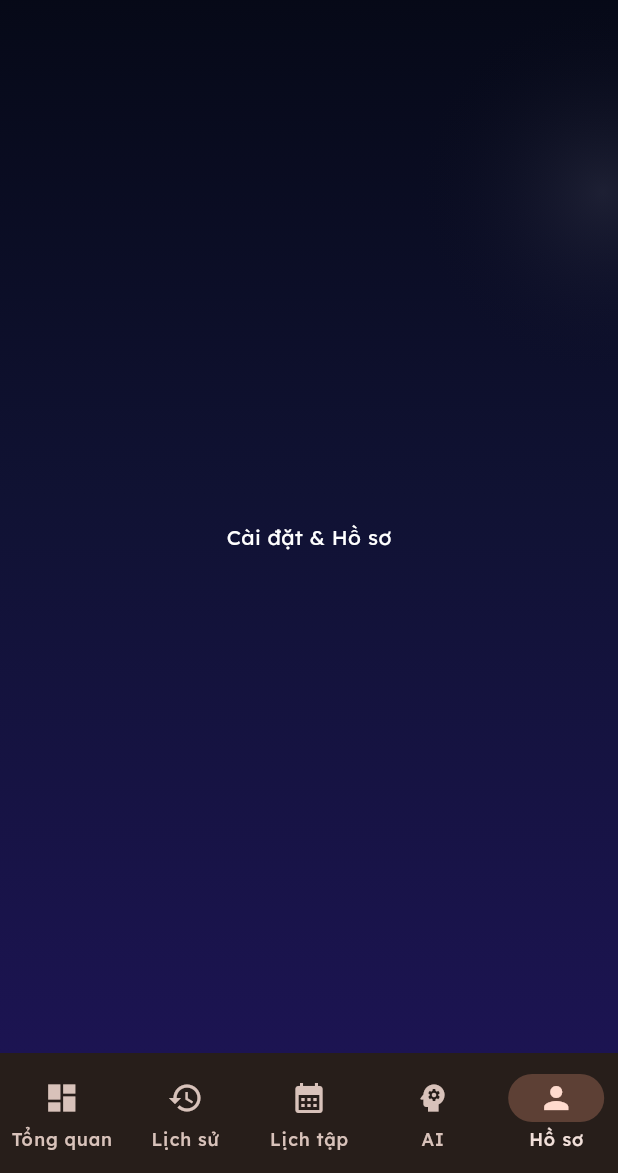
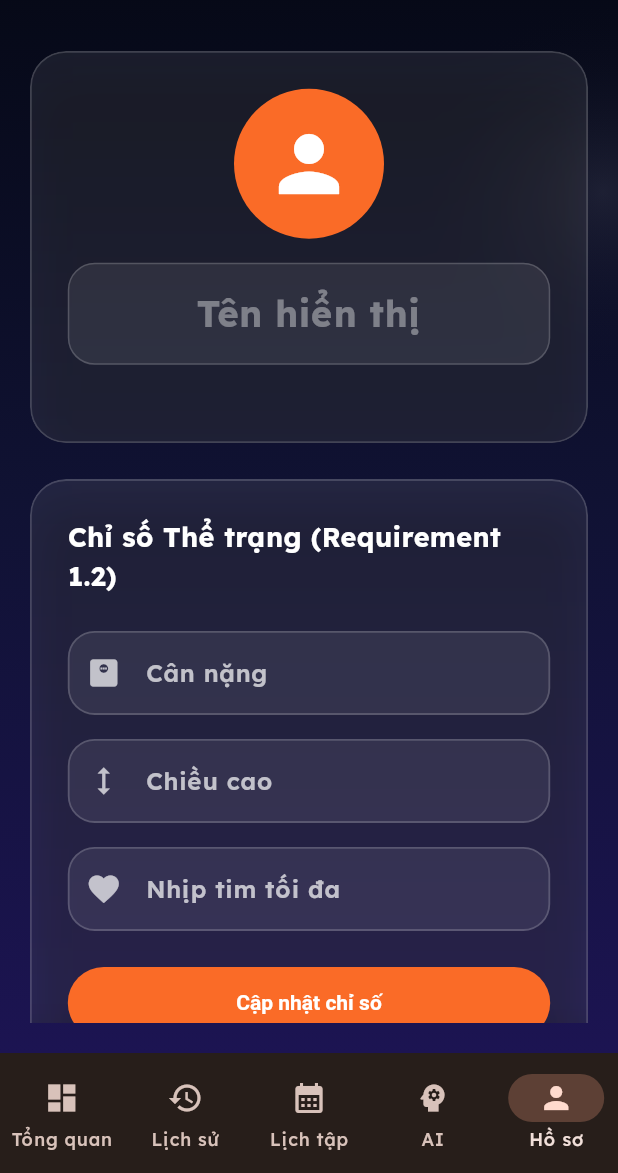
Before and after one commit to k4spi4n/runny-ai, a Flutter app: the DashboardPage screen opened directly, item 5 of the bottom bar chosen, on a phone screen of 412 x 824 dp, the part 63-1236 px from its top. Run offline on Flutter 3.47's test engine with Material 3 defaults, Android fonts, the phone set to English and light mode, and no system bars; our stand-ins replace file_picker, fl_chart, flutter_dotenv, google_fonts, google_generative_ai, supabase_flutter; missing offline and left inert: fit_tool, gpx; accounts and stored records are empty.

Commit message:
ProfilePage + Strava Garmin service (dummy)

```diff
--- a/apps/runny_app/lib/pages/dashboard_page.dart
+++ b/apps/runny_app/lib/pages/dashboard_page.dart
@@ -4,6 +4,7 @@ import 'training_plan_page.dart';
 import 'ai_coach_page.dart';
 import 'import_activity_page.dart';
 import 'activity_details_page.dart';
+import 'profile_page.dart';
 import '../widgets/ui_components.dart';
 import '../models/workout_models.dart';
 import 'package:intl/intl.dart';
@@ -28,7 +29,7 @@ class _DashboardPageState extends State<DashboardPage> {
       const Center(child: Text('Lịch sử chạy bộ', style: TextStyle(color: Colors.white))),
       const TrainingPlanPage(),
       const AICoachPage(),
-      const Center(child: Text('Cài đặt & Hồ sơ', style: TextStyle(color: Colors.white))),
+      const ProfilePage(),
     ];
   }
 
--- a/apps/runny_app/lib/pages/onboarding_page.dart
+++ b/apps/runny_app/lib/pages/onboarding_page.dart
@@ -67,6 +67,7 @@ class _OnboardingPageState extends State<OnboardingPage> {
 
       await _supabase.from('profiles').update({
         'weight_kg': weight,
+        'height_cm': height,
         'bmi': double.parse(bmi.toStringAsFixed(2)),
         'max_hr': maxHr,
         'has_completed_onboarding': true,
--- /dev/null
+++ b/apps/runny_app/lib/pages/profile_page.dart
@@ -0,0 +1,318 @@
+import 'package:flutter/material.dart';
+import 'package:supabase_flutter/supabase_flutter.dart';
+import '../widgets/ui_components.dart';
+import '../services/integration_service.dart';
+
+class ProfilePage extends StatefulWidget {
+  const ProfilePage({super.key});
+
+  @override
+  State<ProfilePage> createState() => _ProfilePageState();
+}
+
+class _ProfilePageState extends State<ProfilePage> {
+  final _supabase = Supabase.instance.client;
+  final _integrationService = IntegrationService();
+  bool _isLoading = true;
+  bool _isSaving = false;
+
+  final _weightController = TextEditingController();
+  final _heightController = TextEditingController();
+  final _maxHrController = TextEditingController();
+  final _displayNameController = TextEditingController();
+
+  String? _stravaId;
+  String? _garminId;
+
+  @override
+  void initState() {
+    super.initState();
+    _loadProfile();
+  }
+
+  @override
+  void dispose() {
+    _weightController.dispose();
+    _heightController.dispose();
+    _maxHrController.dispose();
+    _displayNameController.dispose();
+    super.dispose();
+  }
+
+  Future<void> _loadProfile() async {
+    setState(() => _isLoading = true);
+    try {
+      final user = _supabase.auth.currentUser;
+      if (user == null) return;
+
+      final data = await _supabase
+          .from('profiles')
+          .select()
+          .eq('id', user.id)
+          .single();
+
+      setState(() {
+        _displayNameController.text = data['display_name'] ?? '';
+        _weightController.text = (data['weight_kg'] ?? '').toString();
+        _heightController.text = (data['height_cm'] ?? '').toString();
+        _maxHrController.text = (data['max_hr'] ?? '').toString();
+        _stravaId = data['strava_id'];
+        _garminId = data['garmin_id'];
+      });
+    } catch (e) {
+      if (mounted) {
+        ScaffoldMessenger.of(context).showSnackBar(
+          SnackBar(content: Text('Lỗi khi tải hồ sơ: $e')),
+        );
+      }
+    } finally {
+      if (mounted) setState(() => _isLoading = false);
+    }
+  }
+
+  Future<void> _saveProfile() async {
+    setState(() => _isSaving = true);
+    try {
+      final user = _supabase.auth.currentUser;
+      if (user == null) return;
+
+      final weight = double.tryParse(_weightController.text);
+      final height = double.tryParse(_heightController.text);
+      final maxHr = int.tryParse(_maxHrController.text);
+
+      double? bmi;
+      if (weight != null && height != null && height > 0) {
+        final heightInM = height / 100;
+        bmi = double.parse((weight / (heightInM * heightInM)).toStringAsFixed(2));
+      }
+
+      await _supabase.from('profiles').update({
+        'display_name': _displayNameController.text.trim(),
+        'weight_kg': weight,
+        'height_cm': height,
+        'max_hr': maxHr,
+        'bmi': bmi,
+      }).eq('id', user.id);
+
+      if (mounted) {
+        ScaffoldMessenger.of(context).showSnackBar(
+          const SnackBar(content: Text('Đã cập nhật hồ sơ thành công!')),
+        );
+      }
+    } catch (e) {
+      if (mounted) {
+        ScaffoldMessenger.of(context).showSnackBar(
+          SnackBar(content: Text('Lỗi khi cập nhật: $e')),
+        );
+      }
+    } finally {
+      if (mounted) setState(() => _isSaving = false);
+    }
+  }
+
+  Future<void> _connectStrava() async {
+    try {
+      if (_stravaId != null) {
+        await _integrationService.disconnectStrava();
+        ScaffoldMessenger.of(context).showSnackBar(const SnackBar(content: Text('Đã ngắt kết nối Strava')));
+      } else {
+        await _integrationService.connectStrava();
+      }
+      _loadProfile();
+    } catch (e) {
+      ScaffoldMessenger.of(context).showSnackBar(SnackBar(content: Text('Lỗi: $e')));
+    }
+  }
+
+  Future<void> _connectGarmin() async {
+    try {
+      if (_garminId != null) {
+        await _integrationService.disconnectGarmin();
+        ScaffoldMessenger.of(context).showSnackBar(const SnackBar(content: Text('Đã ngắt kết nối Garmin')));
+      } else {
+        await _integrationService.connectGarmin();
+      }
+      _loadProfile();
+    } catch (e) {
+      ScaffoldMessenger.of(context).showSnackBar(SnackBar(content: Text('Lỗi: $e')));
+    }
+  }
+
+  @override
+  Widget build(BuildContext context) {
+    if (_isLoading) {
+      return const Center(child: CircularProgressIndicator());
+    }
+
+    return SingleChildScrollView(
+      child: Column(
+        crossAxisAlignment: CrossAxisAlignment.stretch,
+        children: [
+          _buildProfileHeader(),
+          const SizedBox(height: 24),
+          _buildMetricsSection(),
+          const SizedBox(height: 24),
+          _buildIntegrationsSection(),
+          const SizedBox(height: 40),
+        ],
+      ),
+    );
+  }
+
+  Widget _buildProfileHeader() {
+    return glassCard(
+      child: Column(
+        children: [
+          CircleAvatar(
+            radius: 50,
+            backgroundColor: const Color(0xFFFA6B27),
+            child: const Icon(Icons.person, size: 60, color: Colors.white),
+          ),
+          const SizedBox(height: 16),
+          TextField(
+            controller: _displayNameController,
+            textAlign: TextAlign.center,
+            style: const TextStyle(fontSize: 24, fontWeight: FontWeight.bold, color: Colors.white),
+            decoration: const InputDecoration(
+              hintText: 'Tên hiển thị',
+              hintStyle: TextStyle(color: Colors.white38),
+              border: InputBorder.none,
+            ),
+          ),
+          const SizedBox(height: 8),
+          Text(
+            _supabase.auth.currentUser?.email ?? '',
+            style: const TextStyle(color: Colors.white70),
+          ),
+        ],
+      ),
+    );
+  }
+
+  Widget _buildMetricsSection() {
+    return glassCard(
+      child: Column(
+        crossAxisAlignment: CrossAxisAlignment.start,
+        children: [
+          const Text(
+            'Chỉ số Thể trạng (Requirement 1.2)',
+            style: TextStyle(fontSize: 18, fontWeight: FontWeight.bold, color: Colors.white),
+          ),
+          const SizedBox(height: 24),
+          TextField(
+            controller: _weightController,
+            decoration: themedInputDecoration('Cân nặng', suffixText: 'kg', icon: Icons.monitor_weight),
+            keyboardType: TextInputType.number,
+            style: const TextStyle(color: Colors.white),
+          ),
+          const SizedBox(height: 16),
+          TextField(
+            controller: _heightController,
+            decoration: themedInputDecoration('Chiều cao', suffixText: 'cm', icon: Icons.height),
+            keyboardType: TextInputType.number,
+            style: const TextStyle(color: Colors.white),
+          ),
+          const SizedBox(height: 16),
+          TextField(
+            controller: _maxHrController,
+            decoration: themedInputDecoration('Nhịp tim tối đa', suffixText: 'bpm', icon: Icons.favorite),
+            keyboardType: TextInputType.number,
+            style: const TextStyle(color: Colors.white),
+          ),
+          const SizedBox(height: 24),
+          SizedBox(
+            width: double.infinity,
+            child: ElevatedButton(
+              onPressed: _isSaving ? null : _saveProfile,
+              style: primaryActionButton(),
+              child: _isSaving
+                  ? const CircularProgressIndicator(color: Colors.white)
+                  : const Text('Cập nhật chỉ số'),
+            ),
+          ),
+        ],
+      ),
+    );
+  }
+
+  Widget _buildIntegrationsSection() {
+    return glassCard(
+      child: Column(
+        crossAxisAlignment: CrossAxisAlignment.start,
+        children: [
+          const Text(
+            'Kết nối Nền tảng (Requirement 1.3)',
+            style: TextStyle(fontSize: 18, fontWeight: FontWeight.bold, color: Colors.white),
+          ),
+          const SizedBox(height: 24),
+          _buildIntegrationTile(
+            name: 'Strava',
+            icon: Icons.directions_run,
+            isConnected: _stravaId != null,
+            onConnect: _connectStrava,
+            color: const Color(0xFFFC4C02),
+          ),
+          const SizedBox(height: 16),
+          _buildIntegrationTile(
+            name: 'Garmin',
+            icon: Icons.watch,
+            isConnected: _garminId != null,
+            onConnect: _connectGarmin,
+            color: const Color(0xFF007CC3),
+          ),
+        ],
+      ),
+    );
+  }
+
+  Widget _buildIntegrationTile({
+    required String name,
+    required IconData icon,
+    required bool isConnected,
+    required VoidCallback onConnect,
+    required Color color,
+  }) {
+    return Container(
+      padding: const EdgeInsets.all(16),
+      decoration: BoxDecoration(
+        color: Colors.white.withOpacity(0.05),
+        borderRadius: BorderRadius.circular(18),
+        border: Border.all(color: Colors.white.withOpacity(0.1)),
+      ),
+      child: Row(
+        children: [
+          Container(
+            padding: const EdgeInsets.all(10),
+            decoration: BoxDecoration(
+              color: color.withOpacity(0.2),
+              borderRadius: BorderRadius.circular(12),
+            ),
+            child: Icon(icon, color: color),
+          ),
+          const SizedBox(width: 16),
+          Expanded(
+            child: Column(
+              crossAxisAlignment: CrossAxisAlignment.start,
+              children: [
+                Text(name, style: const TextStyle(fontWeight: FontWeight.bold, color: Colors.white)),
+                Text(
+                  isConnected ? 'Đã kết nối' : 'Chưa kết nối',
+                  style: TextStyle(color: isConnected ? Colors.green : Colors.white54, fontSize: 12),
+                ),
+              ],
+            ),
+          ),
+          ElevatedButton(
+            onPressed: onConnect,
+            style: ElevatedButton.styleFrom(
+              backgroundColor: isConnected ? Colors.white12 : color,
+              foregroundColor: Colors.white,
+              shape: RoundedRectangleBorder(borderRadius: BorderRadius.circular(12)),
+            ),
+            child: Text(isConnected ? 'Ngắt kết nối' : 'Kết nối'),
+          ),
+        ],
+      ),
+    );
+  }
+}
--- a/apps/runny_app/pubspec.yaml
+++ b/apps/runny_app/pubspec.yaml
@@ -44,6 +44,7 @@ dependencies:
   file_picker: ^11.0.2
   gpx: ^2.3.0
   fit_tool: ^1.0.5
+  url_launcher: ^6.3.2
 
 dev_dependencies:
   flutter_test:
```
Also changed, not shown: apps/runny_app/lib/services/integration_service.dart (added, +59 -0 lines), apps/runny_app/pubspec.lock, 1 other file.
